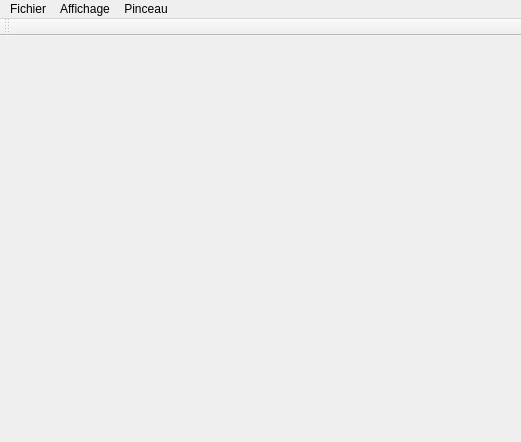
This is logiciel/client/client.ui in kbollini/dessin-realite-augmentee as Qt 5 draws it before an edit. The edited form follows.
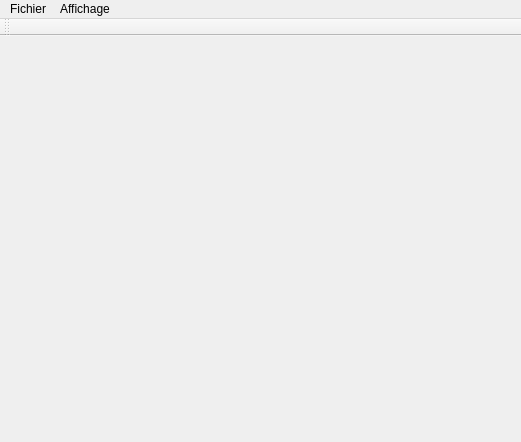
This is the edited form.

Commit message: Traduction enfonction de la locale et suppression du menu inutile

What changed in the file:
```diff
--- a/logiciel/client/client.ui
+++ b/logiciel/client/client.ui
@@ -39,16 +39,8 @@
     <addaction name="actionPleinEcran"/>
     <addaction name="actionBarreOutils"/>
    </widget>
-   <widget class="QMenu" name="menuPinceau">
-    <property name="title">
-     <string>Pinceau</string>
-    </property>
-    <addaction name="actionDiametreP"/>
-    <addaction name="actionCouleurP"/>
-   </widget>
    <addaction name="menuFichier"/>
    <addaction name="menuAffichage"/>
-   <addaction name="menuPinceau"/>
   </widget>
   <widget class="QToolBar" name="toolBar">
    <property name="windowTitle">
```
The commit also changes 6 other files.
